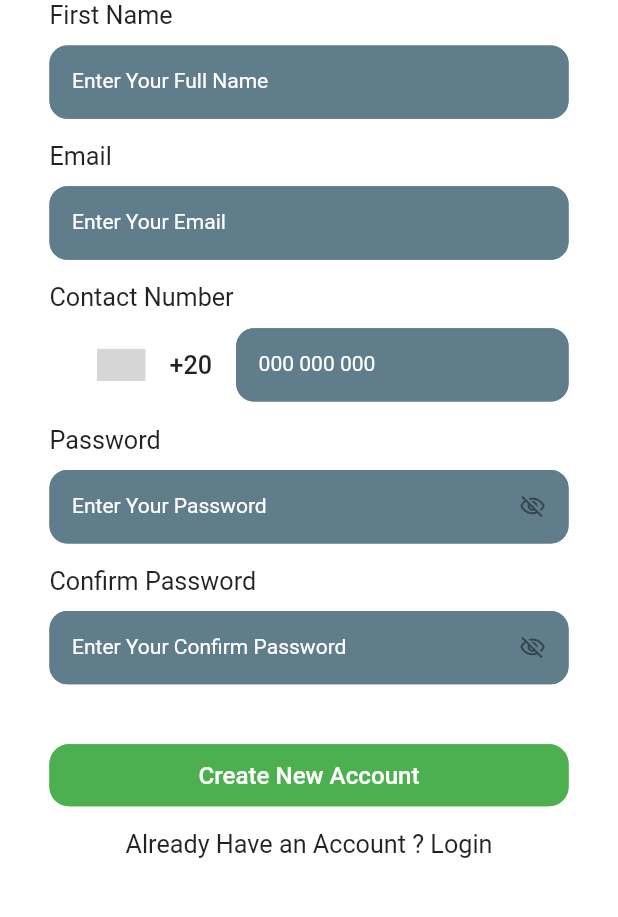
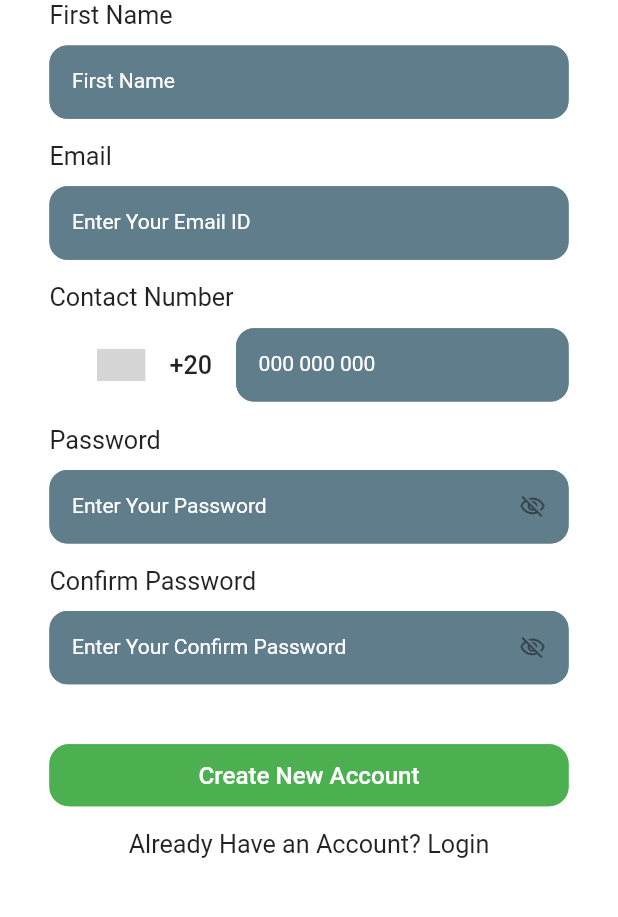
Before and after one commit to MohamedSayedBayoumy/delvery, a Flutter app: the RegisterScreen screen opened directly, on a phone screen of 412 x 824 dp, the part 269-1186 px from its top. Run offline on Flutter 3.47's test engine with Material 3 defaults, Android fonts, the phone set to English and light mode, and no system bars; drawn by our look-alikes of country_code_picker; our stand-ins replace animate_do, dartz, dio, flutter_bloc, flutter_secure_storage, get_it and 3 more; accounts and stored records are empty; generated files the repository leaves out were written again; network calls fail; Roboto replaces fonts that are missing (font-bold, font-regular-bold); grey boxes are pictures that could not be loaded.

Commit message:
add localization to screen ..

```diff
--- a/lib/features/auth/register/register_screen.dart
+++ b/lib/features/auth/register/register_screen.dart
@@ -11,6 +11,7 @@ import '../../../core/widgets/custom_button.dart';
 import '../../../core/widgets/custom_padding.dart';
 import '../../../core/widgets/custom_text_filed.dart';
 import '../controller/cubit/auth_cubit.dart';
+import 'package:flutter_gen/gen_l10n/app_localizations.dart';
 
 class RegisterScreen extends StatelessWidget {
   const RegisterScreen({super.key});
@@ -19,7 +20,7 @@ class RegisterScreen extends StatelessWidget {
   Widget build(BuildContext context) {
     return Scaffold(
       appBar: AppBar(
-        title: const Text("Create New Account"),
+        title: Text(AppLocalizations.of(context)!.create_account),
       ),
       body: CustomPadding(
         child: SingleChildScrollView(
@@ -52,23 +53,23 @@ class RegisterScreen extends StatelessWidget {
                             Image.asset("assets/LOGO SAFRI.jpg", width: 30.w),
                           ],
                         ),
-                        const Text("First Name"),
+                        Text(AppLocalizations.of(context)!.first_name),
                         const SizedBox(height: 10.0),
                         CustomTextField(
-                          labelText: "Enter Your Full Name",
-                          hinText: "Enter Your Full Name",
+                          labelText: AppLocalizations.of(context)!.first_name,
+                          hinText: AppLocalizations.of(context)!.first_name,
                           controller: cubit.fullNameController,
                         ),
                         const SizedBox(height: 15.0),
-                        const Text("Email"),
+                        Text(AppLocalizations.of(context)!.email),
                         const SizedBox(height: 10.0),
                         CustomTextField(
-                          labelText: "Enter Your Email",
-                          hinText: "Enter Your Email",
+                          labelText: AppLocalizations.of(context)!.enter_email,
+                          hinText: AppLocalizations.of(context)!.enter_email,
                           controller: cubit.emailController,
                         ),
                         const SizedBox(height: 15.0),
-                        const Text("Contact Number"),
+                        Text(AppLocalizations.of(context)!.contact_number),
                         const SizedBox(height: 10.0),
                         Row(
                           children: [
@@ -93,11 +94,12 @@ class RegisterScreen extends StatelessWidget {
                           ],
                         ),
                         const SizedBox(height: 15.0),
-                        const Text("Password"),
+                        Text(AppLocalizations.of(context)!.password),
                         const SizedBox(height: 10.0),
                         CustomTextField(
-                          labelText: "Enter Your Password",
-                          hinText: "Enter Your Password",
+                          labelText:
+                              AppLocalizations.of(context)!.enter_password,
+                          hinText: AppLocalizations.of(context)!.enter_password,
                           controller: cubit.passwordController,
                           obscureText: cubit.showPassword,
                           maxLines: 1,
@@ -111,11 +113,13 @@ class RegisterScreen extends StatelessWidget {
                           ),
                         ),
                         const SizedBox(height: 15.0),
-                        const Text("Confirm Password"),
+                        Text(AppLocalizations.of(context)!.confirm_password),
                         const SizedBox(height: 10.0),
                         CustomTextField(
-                          labelText: "Enter Your Confirm Password",
-                          hinText: "Enter Your Confirm Password",
+                          labelText: AppLocalizations.of(context)!
+                              .enter_confirm_password,
+                          hinText: AppLocalizations.of(context)!
+                              .enter_confirm_password,
                           controller: cubit.confirmController,
                           obscureText: cubit.showPassword,
                           maxLines: 1,
@@ -130,7 +134,8 @@ class RegisterScreen extends StatelessWidget {
                         ),
                         const SizedBox(height: 40.0),
                         CustomButton(
-                          buttonText: "Create New Account",
+                          buttonText:
+                              AppLocalizations.of(context)!.create_account,
                           onPressed: () {
                             cubit.register(context);
                           },
@@ -145,8 +150,9 @@ class RegisterScreen extends StatelessWidget {
                                   cubit.resetValues();
                                   Navigator.pop(context);
                                 },
-                                child: const Text(
-                                  "Already Have an Account ? Login",
+                                child: Text(
+                                  AppLocalizations.of(context)!
+                                      .already_have_account,
                                 ),
                               ),
                             ],
```
Also changed, not shown: lib/core/functions/take_image_dialog.dart (+7 -6 lines), lib/features/auth/login/login_screen.dart (+12 -11 lines).
